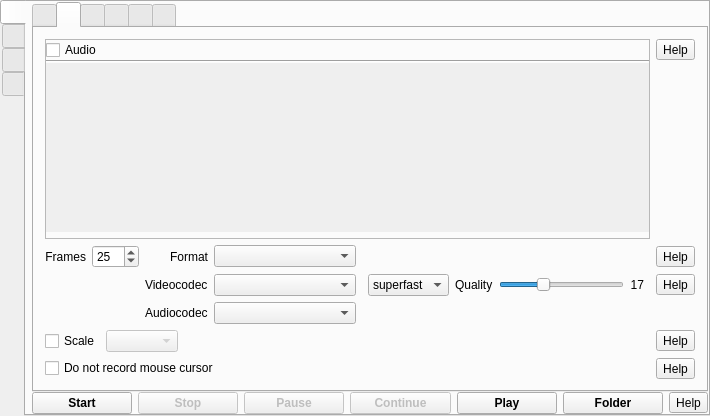
The window that src/formMainWindow.ui (vkohaupt/vokoscreenNG) describes before a commit, drawn with Qt 5.
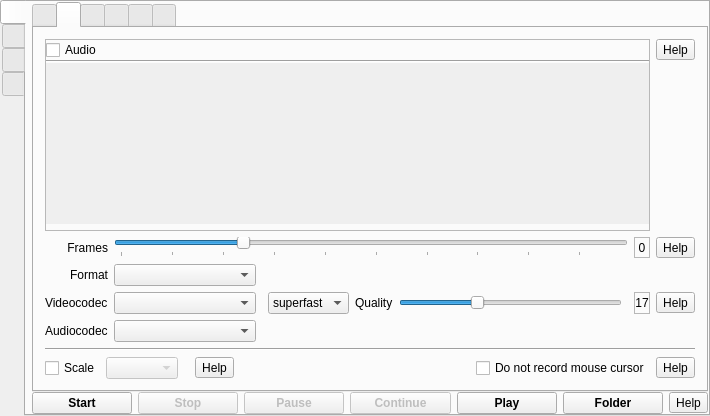
The same window after the commit. The open tabs and pages were chosen to show the change. Icons and pictures are not drawn.

Commit message: Slider for frames

Diff of the .ui file:
```diff
--- a/src/formMainWindow.ui
+++ b/src/formMainWindow.ui
@@ -614,7 +614,7 @@
                       <x>0</x>
                       <y>0</y>
                       <width>535</width>
-                      <height>82</height>
+                      <height>80</height>
                      </rect>
                     </property>
                     <layout class="QVBoxLayout" name="verticalLayoutAudioDevices">
@@ -671,64 +671,10 @@
             </item>
             <item>
              <layout class="QGridLayout" name="gridLayoutFormatCodecs">
-              <item row="0" column="0">
-               <widget class="QLabel" name="labelFrames">
-                <property name="text">
-                 <string>Frames</string>
-                </property>
-                <property name="alignment">
-                 <set>Qt::AlignRight|Qt::AlignTrailing|Qt::AlignVCenter</set>
-                </property>
-               </widget>
-              </item>
               <item row="1" column="2">
-               <widget class="QLabel" name="labelVideoCodec">
-                <property name="text">
-                 <string>Videocodec</string>
-                </property>
-               </widget>
+               <widget class="QComboBox" name="comboBoxFormat"/>
               </item>
-              <item row="1" column="5">
-               <widget class="QToolButton" name="help_screencast_codec">
-                <property name="text">
-                 <string notr="true">Help</string>
-                </property>
-               </widget>
-              </item>
-              <item row="2" column="3">
-               <widget class="QComboBox" name="comboBoxAudioCodec"/>
-              </item>
-              <item row="0" column="5">
-               <widget class="QToolButton" name="help_screencast_frames">
-                <property name="toolTip">
-                 <string notr="true">Help</string>
-                </property>
-                <property name="text">
-                 <string notr="true">Help</string>
-                </property>
-               </widget>
-              </item>
-              <item row="2" column="2">
-               <widget class="QLabel" name="labelAudioCodec">
-                <property name="text">
-                 <string>Audiocodec</string>
-                </property>
-               </widget>
-              </item>
-              <item row="0" column="1">
-               <widget class="QSpinBox" name="spinBoxFrames">
-                <property name="minimum">
-                 <number>1</number>
-                </property>
-                <property name="maximum">
-                 <number>200</number>
-                </property>
-                <property name="value">
-                 <number>25</number>
-                </property>
-               </widget>
-              </item>
-              <item row="1" column="3">
+              <item row="3" column="2">
                <widget class="QComboBox" name="comboBoxVideoCodec">
                 <property name="sizeAdjustPolicy">
                  <enum>QComboBox::AdjustToMinimumContentsLength</enum>
@@ -738,7 +684,9 @@
                 </property>
                </widget>
               </item>
-              <item row="1" column="4">
+              <item row="3" column="3">
+               <layout class="QHBoxLayout" name="horizontalLayout_13">
+                <item>
                <widget class="QFrame" name="frameVideoCodecQuality">
                 <property name="frameShape">
                  <enum>QFrame::NoFrame</enum>
@@ -884,36 +832,99 @@
                       </property>
                      </widget>
                     </item>
-                    <item>
+                     </layout>
+                    </widget>
+                   </item>
+                  </layout>
+                 </widget>
+                </item>
+               </layout>
+              </item>
+              <item row="3" column="4">
                      <widget class="QLabel" name="labelSliderX264">
+                <property name="font">
+                 <font>
+                  <weight>50</weight>
+                  <bold>false</bold>
+                 </font>
+                </property>
+                <property name="frameShape">
+                 <enum>QFrame::StyledPanel</enum>
+                </property>
+                <property name="frameShadow">
+                 <enum>QFrame::Raised</enum>
+                </property>
                       <property name="text">
                        <string notr="true">17</string>
                       </property>
                       <property name="alignment">
-                       <set>Qt::AlignRight|Qt::AlignTrailing|Qt::AlignVCenter</set>
-                      </property>
-                     </widget>
-                    </item>
-                   </layout>
-                  </widget>
-                 </item>
-                </layout>
-               </widget>
-              </item>
-              <item row="0" column="4">
-               <spacer name="horizontalSpacer_2">
+                 <set>Qt::AlignCenter</set>
+                </property>
+                <property name="margin">
+                 <number>5</number>
+                </property>
+               </widget>
+              </item>
+              <item row="0" column="2" colspan="2">
+               <layout class="QHBoxLayout" name="horizontalLayout_5">
+                <item>
+                 <widget class="QSlider" name="spinBoxFrames">
+                  <property name="minimum">
+                   <number>1</number>
+                  </property>
+                  <property name="value">
+                   <number>25</number>
+                  </property>
+                  <property name="sliderPosition">
+                   <number>25</number>
+                  </property>
                 <property name="orientation">
                  <enum>Qt::Horizontal</enum>
                 </property>
-                <property name="sizeHint" stdset="0">
-                 <size>
-                  <width>40</width>
-                  <height>20</height>
-                 </size>
-                </property>
-               </spacer>
-              </item>
-              <item row="0" column="2">
+                  <property name="tickPosition">
+                   <enum>QSlider::TicksBelow</enum>
+                  </property>
+                 </widget>
+                </item>
+               </layout>
+              </item>
+              <item row="0" column="5">
+               <widget class="QToolButton" name="help_screencast_frames">
+                <property name="toolTip">
+                 <string notr="true">Help</string>
+                </property>
+                <property name="text">
+                 <string notr="true">Help</string>
+                </property>
+               </widget>
+              </item>
+              <item row="3" column="5">
+               <widget class="QToolButton" name="help_screencast_codec">
+                <property name="text">
+                 <string notr="true">Help</string>
+                </property>
+               </widget>
+              </item>
+              <item row="0" column="4">
+               <widget class="QLabel" name="labelFramesRates">
+                <property name="frameShape">
+                 <enum>QFrame::StyledPanel</enum>
+                </property>
+                <property name="frameShadow">
+                 <enum>QFrame::Raised</enum>
+                </property>
+                <property name="text">
+                 <string>0</string>
+                </property>
+                <property name="alignment">
+                 <set>Qt::AlignCenter</set>
+                </property>
+                <property name="margin">
+                 <number>5</number>
+                </property>
+               </widget>
+              </item>
+              <item row="1" column="1">
                <widget class="QLabel" name="labelFormat">
                 <property name="text">
                  <string>Format</string>
@@ -923,11 +934,42 @@
                 </property>
                </widget>
               </item>
-              <item row="0" column="3">
-               <widget class="QComboBox" name="comboBoxFormat"/>
+              <item row="0" column="1">
+               <widget class="QLabel" name="labelFrames">
+                <property name="text">
+                 <string>Frames</string>
+                </property>
+                <property name="alignment">
+                 <set>Qt::AlignRight|Qt::AlignTrailing|Qt::AlignVCenter</set>
+                </property>
+               </widget>
+              </item>
+              <item row="4" column="2">
+               <widget class="QComboBox" name="comboBoxAudioCodec"/>
+              </item>
+              <item row="4" column="1">
+               <widget class="QLabel" name="labelAudioCodec">
+                <property name="text">
+                 <string>Audiocodec</string>
+                </property>
+               </widget>
+              </item>
+              <item row="3" column="1">
+               <widget class="QLabel" name="labelVideoCodec">
+                <property name="text">
+                 <string>Videocodec</string>
+                </property>
+               </widget>
               </item>
              </layout>
             </item>
+            <item>
+             <widget class="Line" name="line_14">
+              <property name="orientation">
+               <enum>Qt::Horizontal</enum>
+              </property>
+             </widget>
+            </item>
             <item>
              <layout class="QHBoxLayout" name="horizontalLayout_33">
               <item>
@@ -968,6 +1010,16 @@
                 </layout>
                </widget>
               </item>
+              <item>
+               <widget class="QToolButton" name="help_screencast_nomousecursor">
+                <property name="toolTip">
+                 <string notr="true"/>
+                </property>
+                <property name="text">
+                 <string notr="true">Help</string>
+                </property>
+               </widget>
+              </item>
               <item>
                <spacer name="horizontalSpacer_18">
                 <property name="orientation">
@@ -982,20 +1034,6 @@
                </spacer>
               </item>
               <item>
-               <widget class="QToolButton" name="help_screencast_scale">
-                <property name="toolTip">
-                 <string notr="true"/>
-                </property>
-                <property name="text">
-                 <string notr="true">Help</string>
-                </property>
-               </widget>
-              </item>
-             </layout>
-            </item>
-            <item>
-             <layout class="QHBoxLayout" name="horizontalLayout_22">
-              <item>
                <widget class="QCheckBox" name="checkBoxMouseCursorOnOff">
                 <property name="text">
                  <string>Do not record mouse cursor</string>
@@ -1003,20 +1041,7 @@
                </widget>
               </item>
               <item>
-               <spacer name="horizontalSpacer_6">
-                <property name="orientation">
-                 <enum>Qt::Horizontal</enum>
-                </property>
-                <property name="sizeHint" stdset="0">
-                 <size>
-                  <width>40</width>
-                  <height>20</height>
-                 </size>
-                </property>
-               </spacer>
-              </item>
-              <item>
-               <widget class="QToolButton" name="help_screencast_nomousecursor">
+               <widget class="QToolButton" name="help_screencast_scale">
                 <property name="toolTip">
                  <string notr="true"/>
                 </property>
```
Left out of the diff: 10 changed lines with no effect on the pictures. Lines whose indentation alone changed are shown as unchanged. The commit also changes 1 other file.
